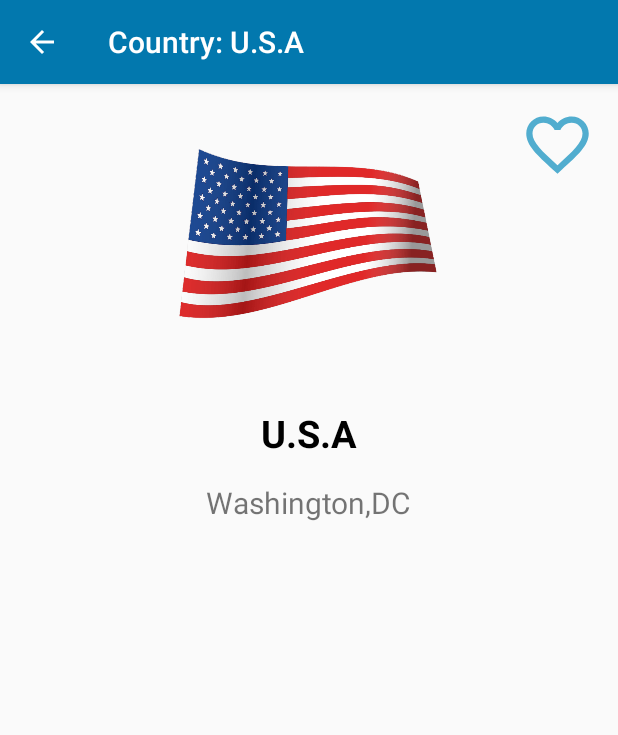
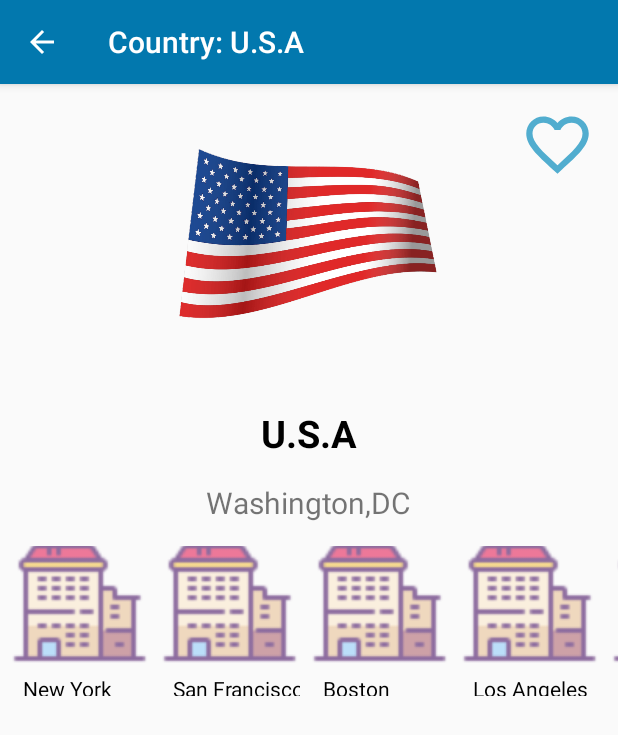
Before and after one commit to celikrecep/RecyclerView-Example, an Android app: the screen it shows after launch (CountryActivity), after a tap on "U.S.A", on a phone screen of 412 x 824 dp. Shown: the top 735 px of the screen. Run offline under Robolectric (Android 15) with nearby library versions, the phone set to English and light mode, and no system bars.

Commit message:
added horizontal RecyclerView and cities of countries

```diff
--- a/app/src/main/assets/cities.json
+++ b/app/src/main/assets/cities.json
@@ -67,11 +67,11 @@
   {
     "id" : 14,
     "name" : "Detroit",
-    "image" : "rand_pggy"
+    "image" : "c_city"
   },
   {
     "id" : 15,
-    "name" : "Washington,Dc",
+    "name" : "Washington",
     "image" : "c_city"
   },
   {
@@ -112,7 +112,7 @@
   {
     "id" : 23,
     "name" : "Montreal",
-    "image" : "rand_pggy"
+    "image" : "c_city"
   },
   {
     "id" : 24,
@@ -214,7 +214,7 @@
   {
     "id" : 43,
     "name" : "Sienna",
-    "image" : "rand_pggy"
+    "image" : "c_city"
   },
   {
     "id" : 44,
--- a/app/src/main/assets/countries.json
+++ b/app/src/main/assets/countries.json
@@ -48,7 +48,7 @@
   {
     "id" : 4,
     "name" : "Canada",
-    "capital" : "Montreal",
+    "capital" : "Ottawa",
     "image" : "f_canada",
     "cities" : [
       23,
--- /dev/null
+++ b/app/src/main/java/com/loyer/recyclerview_example/ui/CityAdapter.kt
@@ -0,0 +1,41 @@
+package com.loyer.recyclerview_example.ui
+
+import android.support.v7.widget.RecyclerView
+import android.view.View
+import android.view.ViewGroup
+import com.loyer.recyclerview_example.R
+import com.loyer.recyclerview_example.app.inflate
+import com.loyer.recyclerview_example.model.City
+import kotlinx.android.synthetic.main.list_item_city.view.*
+
+/**
+* Created by loyer on 30.03.2018.
+*/
+class CityAdapter(private val cities: MutableList<City>) : RecyclerView.Adapter<CityAdapter.ViewHolder>() {
+    override fun onCreateViewHolder(parent: ViewGroup, viewType: Int): ViewHolder {
+        return ViewHolder(parent.inflate(R.layout.list_item_city))
+    }
+
+    override fun getItemCount(): Int = cities.size
+
+    override fun onBindViewHolder(holder: ViewHolder, position: Int) {
+        holder.bind(cities[position])
+    }
+
+    fun updateCities(cities: List<City>){
+        this.cities.clear()
+        this.cities.addAll(cities)
+        notifyDataSetChanged()
+    }
+
+    class ViewHolder(iteView: View): RecyclerView.ViewHolder(iteView){
+        private lateinit var city: City
+        fun bind(city: City){
+            this.city = city
+            val context = itemView.context
+
+            itemView.imgCity.setImageResource(context.resources.getIdentifier(city.path,null,context.packageName))
+            itemView.txtCityName.text = city.name
+        }
+    }
+}
--- a/app/src/main/java/com/loyer/recyclerview_example/ui/CountryActivity.kt
+++ b/app/src/main/java/com/loyer/recyclerview_example/ui/CountryActivity.kt
@@ -4,6 +4,7 @@ import android.content.Context
 import android.content.Intent
 import android.support.v7.app.AppCompatActivity
 import android.os.Bundle
+import android.support.v7.widget.LinearLayoutManager
 import android.widget.Toast
 import com.loyer.recyclerview_example.R
 import com.loyer.recyclerview_example.model.Country
@@ -13,6 +14,7 @@ import kotlinx.android.synthetic.main.activity_country.*
 
 class CountryActivity : AppCompatActivity() {
 
+    private val adapter = CityAdapter(mutableListOf())
     private lateinit var country: Country
 
     companion object {
@@ -34,6 +36,7 @@ class CountryActivity : AppCompatActivity() {
         setupTitle()
         setupViews()
         setupFavoriteButton()
+        setupCities()
     }
 
     private fun setupCountry(){
@@ -82,4 +85,12 @@ class CountryActivity : AppCompatActivity() {
             }
         }
     }
+
+    fun setupCities(){
+        recyclerViewCity.layoutManager = LinearLayoutManager(this,LinearLayoutManager.HORIZONTAL,false)
+        recyclerViewCity.adapter = adapter
+
+        val cities = CountryStore.getCountryCities(country)
+        adapter.updateCities(cities)
+    }
 }
--- a/app/src/main/res/layout/activity_country.xml
+++ b/app/src/main/res/layout/activity_country.xml
@@ -59,4 +59,14 @@
         app:layout_constraintTop_toTopOf="parent"
         app:srcCompat="@drawable/ic_favorite_border" />
 
+    <android.support.v7.widget.RecyclerView
+        android:id="@+id/recyclerViewCity"
+        android:layout_width="0dp"
+        android:layout_height="@dimen/list_item_city_height"
+        android:layout_marginBottom="@dimen/padding_standard"
+        android:layout_marginTop="@dimen/padding_standard"
+        app:layout_constraintEnd_toEndOf="parent"
+        app:layout_constraintStart_toStartOf="parent"
+        app:layout_constraintTop_toBottomOf="@id/txtCapital" />
+
 </android.support.constraint.ConstraintLayout>
```
